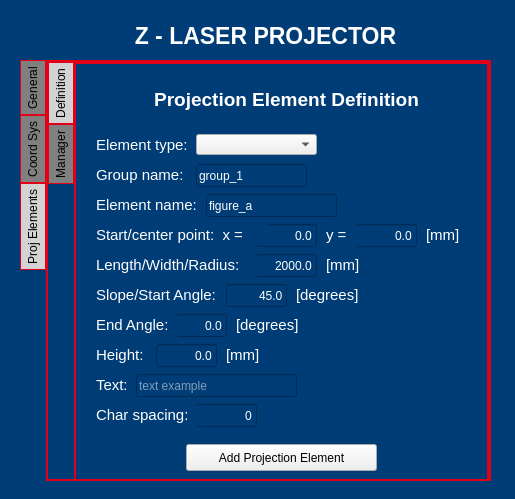
This is z_laser_gui/src/z_laser_gui/main_window.ui in fada-catec/z_laser_projector as Qt 5 draws it before an edit. The edited form follows.
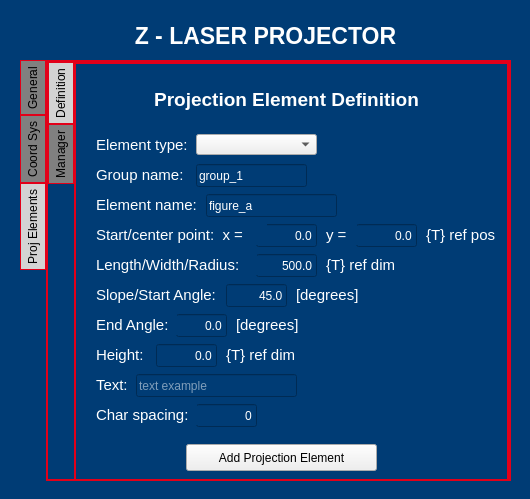
This is the edited form. The open tabs and pages were chosen to show the change. Icons and pictures are not drawn.

The edit to the form file:
```diff
--- a/z_laser_gui/src/z_laser_gui/main_window.ui
+++ b/z_laser_gui/src/z_laser_gui/main_window.ui
@@ -6,7 +6,7 @@
    <rect>
     <x>0</x>
     <y>0</y>
-    <width>515</width>
+    <width>530</width>
     <height>499</height>
    </rect>
   </property>
@@ -28,7 +28,7 @@
      <rect>
       <x>20</x>
       <y>60</y>
-      <width>471</width>
+      <width>491</width>
       <height>421</height>
      </rect>
     </property>
@@ -1520,7 +1520,7 @@
        <rect>
         <x>0</x>
         <y>0</y>
-        <width>441</width>
+        <width>461</width>
         <height>421</height>
        </rect>
       </property>
@@ -1654,7 +1654,7 @@
          <rect>
           <x>350</x>
           <y>160</y>
-          <width>41</width>
+          <width>71</width>
           <height>21</height>
          </rect>
         </property>
@@ -1667,7 +1667,7 @@
          <string notr="true">color: rgb(255, 255, 255);</string>
         </property>
         <property name="text">
-         <string>[mm]</string>
+         <string>{T} ref pos</string>
         </property>
         <property name="alignment">
          <set>Qt::AlignLeading|Qt::AlignLeft|Qt::AlignVCenter</set>
@@ -1736,7 +1736,7 @@
          <string notr="true">color: rgb(255, 255, 255);</string>
         </property>
         <property name="text">
-         <string>2000.0</string>
+         <string>500.0</string>
         </property>
         <property name="alignment">
          <set>Qt::AlignRight|Qt::AlignTrailing|Qt::AlignVCenter</set>
@@ -1937,7 +1937,7 @@
          <rect>
           <x>250</x>
           <y>190</y>
-          <width>41</width>
+          <width>71</width>
           <height>21</height>
          </rect>
         </property>
@@ -1950,7 +1950,7 @@
          <string notr="true">color: rgb(255, 255, 255);</string>
         </property>
         <property name="text">
-         <string>[mm]</string>
+         <string>{T} ref dim</string>
         </property>
         <property name="alignment">
          <set>Qt::AlignLeading|Qt::AlignLeft|Qt::AlignVCenter</set>
@@ -2123,7 +2123,7 @@
          <rect>
           <x>150</x>
           <y>280</y>
-          <width>41</width>
+          <width>71</width>
           <height>21</height>
          </rect>
         </property>
@@ -2136,7 +2136,7 @@
          <string notr="true">color: rgb(255, 255, 255);</string>
         </property>
         <property name="text">
-         <string>[mm]</string>
+         <string>{T} ref dim</string>
         </property>
         <property name="alignment">
          <set>Qt::AlignLeading|Qt::AlignLeft|Qt::AlignVCenter</set>
```
Left out of the diff: 8 changed lines with no effect on the pictures.
